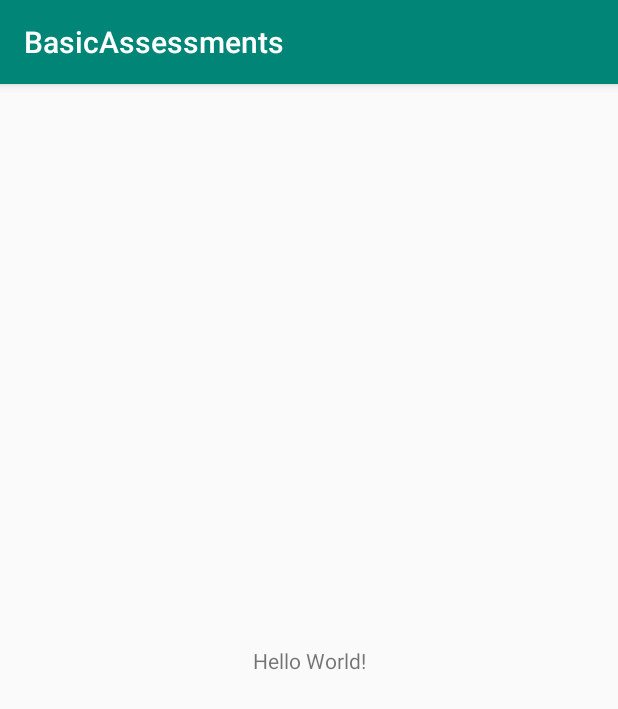
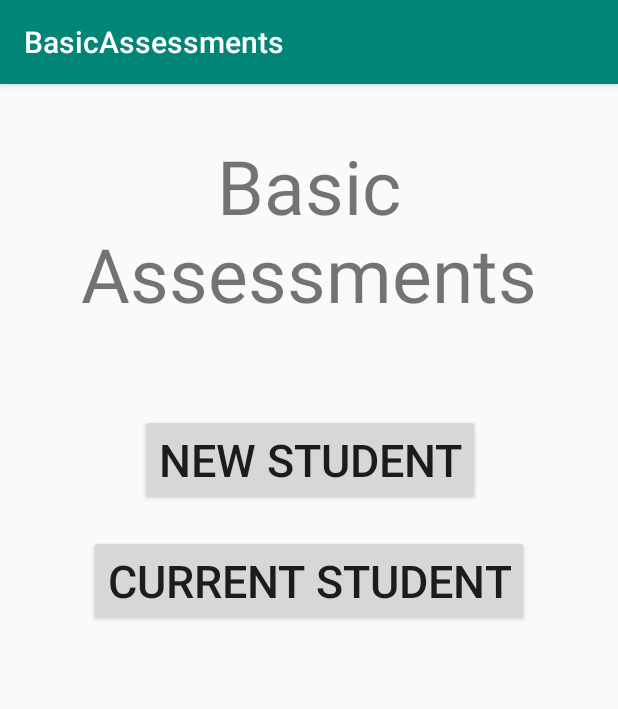
Before and after one commit to Kaasa-Alec/BasicAssessments, an Android app: the screen it shows after launch (MainActivity), on a phone screen of 412 x 824 dp. Shown: the top 709 px of the screen. Run offline under Robolectric (Android 15) with nearby library versions, the phone set to English and light mode, and no system bars.

Commit message:
Some initial view stuff

```diff
--- a/app/src/main/AndroidManifest.xml
+++ b/app/src/main/AndroidManifest.xml
@@ -16,6 +16,8 @@
                 <category android:name="android.intent.category.LAUNCHER" />
             </intent-filter>
         </activity>
+        <activity android:name=".newStudentActivity" />
+        <activity android:name=".currentStudentsActivity"></activity>
     </application>
 
 </manifest>
--- a/app/src/main/res/layout/activity_main.xml
+++ b/app/src/main/res/layout/activity_main.xml
@@ -7,12 +7,44 @@
     tools:context=".MainActivity">
 
     <TextView
+        android:id="@+id/textView3"
+        android:layout_width="316dp"
+        android:layout_height="wrap_content"
+        android:layout_marginStart="34dp"
+        android:layout_marginLeft="34dp"
+        android:layout_marginTop="34dp"
+        android:layout_marginEnd="34dp"
+        android:layout_marginRight="34dp"
+        android:gravity="center"
+        android:text="Basic Assessments"
+        android:textSize="50sp"
+        app:layout_constraintEnd_toEndOf="parent"
+        app:layout_constraintStart_toStartOf="parent"
+        app:layout_constraintTop_toTopOf="parent" />
+
+    <Button
+        android:id="@+id/button"
         android:layout_width="wrap_content"
         android:layout_height="wrap_content"
-        android:text="Hello World!"
-        app:layout_constraintBottom_toBottomOf="parent"
-        app:layout_constraintLeft_toLeftOf="parent"
-        app:layout_constraintRight_toRightOf="parent"
-        app:layout_constraintTop_toTopOf="parent" />
+        android:layout_marginTop="60dp"
+        android:onClick="newStudent"
+        android:text="New Student"
+        android:textSize="30sp"
+        app:layout_constraintEnd_toEndOf="parent"
+        app:layout_constraintHorizontal_bias="0.503"
+        app:layout_constraintStart_toStartOf="parent"
+        app:layout_constraintTop_toBottomOf="@+id/textView3" />
+
+    <Button
+        android:id="@+id/button2"
+        android:layout_width="wrap_content"
+        android:layout_height="wrap_content"
+        android:layout_marginTop="20dp"
+        android:onClick="currentStudents"
+        android:text="Current Student"
+        android:textSize="30sp"
+        app:layout_constraintEnd_toEndOf="parent"
+        app:layout_constraintStart_toStartOf="parent"
+        app:layout_constraintTop_toBottomOf="@+id/button" />
 
 </android.support.constraint.ConstraintLayout>
```
Also changed, not shown: app/src/main/java/com/example/basicassessments/MainActivity.java (+19 -0 lines), app/src/main/java/com/example/basicassessments/currentStudentsActivity.java (added, +13 -0 lines), app/src/main/java/com/example/basicassessments/newStudentActivity.java (added, +23 -0 lines), app/src/main/res/layout/activity_current_students.xml (added, +37 -0 lines), app/src/main/res/layout/activity_new_student.xml (renamed from app/src/main/res/layout/new_student_activity.xml, +13 -8 lines).
